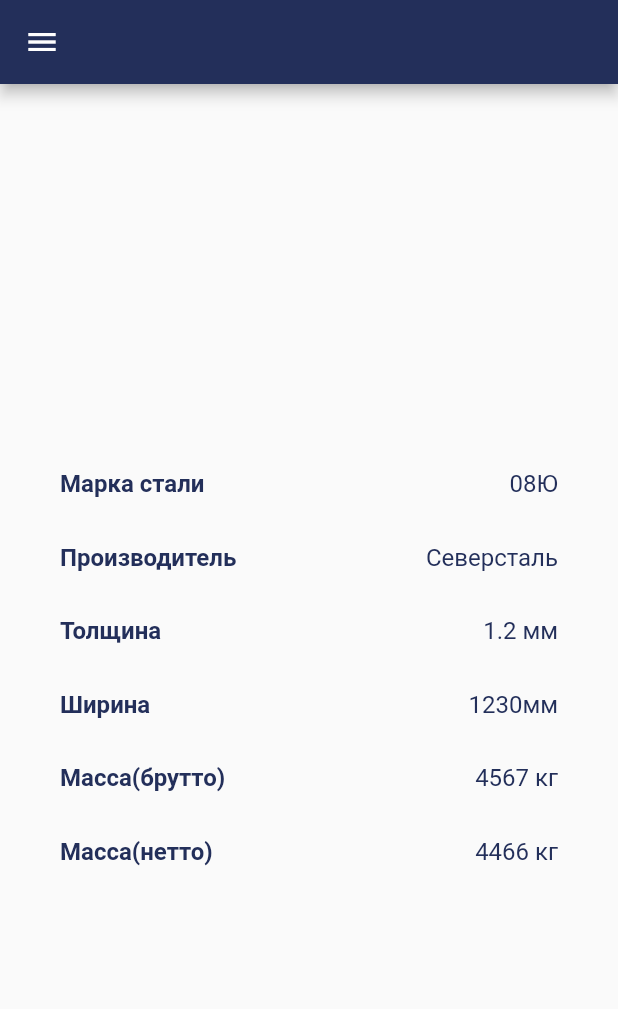
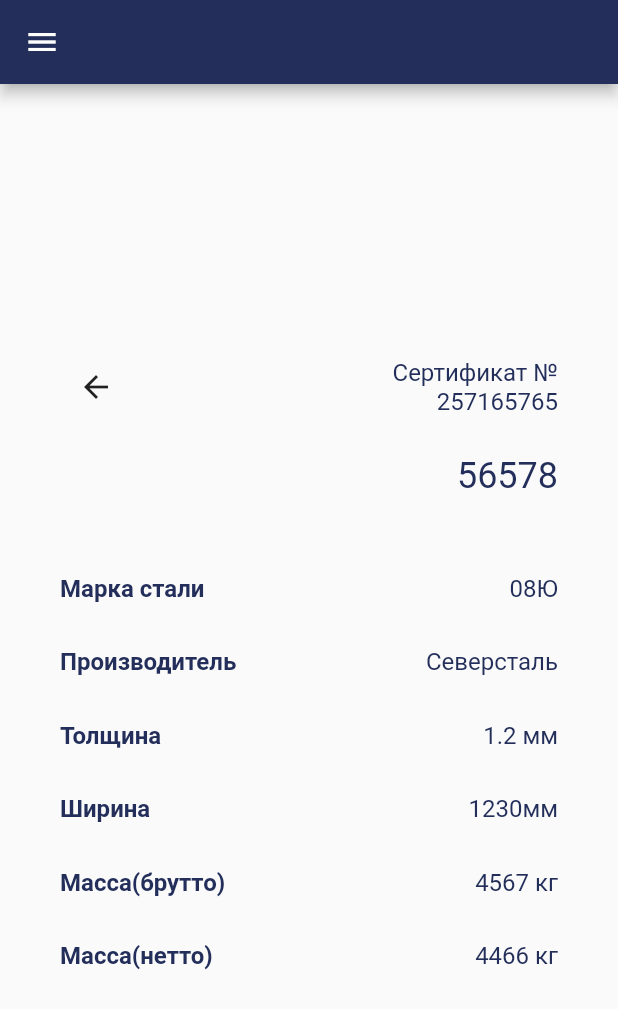
Before and after one commit to darya-varabei/supply_io, a Flutter app: the PackageParametersPage screen opened directly, on a phone screen of 412 x 824 dp. Shown: the top 1009 px of the screen. Run offline on Flutter 3.47's test engine with Material 2 defaults, Android fonts, the phone set to English and light mode, and no system bars; missing offline and left inert: dart:ffi, flutter_barcode_scanner.

Commit message:
add: navigation components

```diff
--- a/lib/pages/scans/add/package_parameters.dart
+++ b/lib/pages/scans/add/package_parameters.dart
@@ -18,6 +18,46 @@ class _PackageParametersPageState extends State<PackageParametersPage> {
       ),
       body: Center(
           child: Column(mainAxisAlignment: MainAxisAlignment.center, children: [
+            Flexible(
+                flex: 1,
+                child: Container(
+                  width: MediaQuery.of(context).size.width - 80,
+                  height: double.infinity,
+                  alignment: Alignment.centerRight,
+                  child: Row(children: <Widget>[
+                    IconButton(
+                      icon: const Icon(Icons.arrow_back),
+                      onPressed: () {},
+                    ),
+                    Spacer(),
+                    SizedBox(
+                      width: 190,
+                      child: Text(
+                        "Сертификат № 257165765",
+                        textAlign: TextAlign.right,
+                        style: TextStyle(
+                            fontSize: 16,
+                            color: AppTheme.colors.darkGradient,
+                            fontWeight: FontWeight.w400),
+                      ),
+                    ),
+                  ]),
+                )),
+            Flexible(
+                flex: 1,
+                child: Container(
+                  padding: EdgeInsets.fromLTRB(40, 10, 40, 10),
+                  alignment: Alignment.centerRight,
+                  child: Column(children: <Widget>[
+                    Text(
+                      "56578",
+                      style: TextStyle(
+                          fontSize: 24,
+                          color: AppTheme.colors.darkGradient,
+                          fontWeight: FontWeight.w400),
+                    ),
+                  ]),
+                )),
         Flexible(
           flex: 2,
           child: Container(
```
